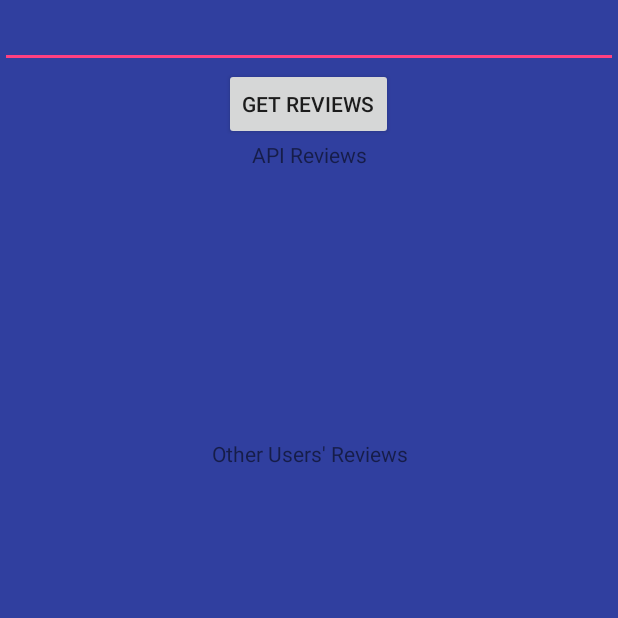
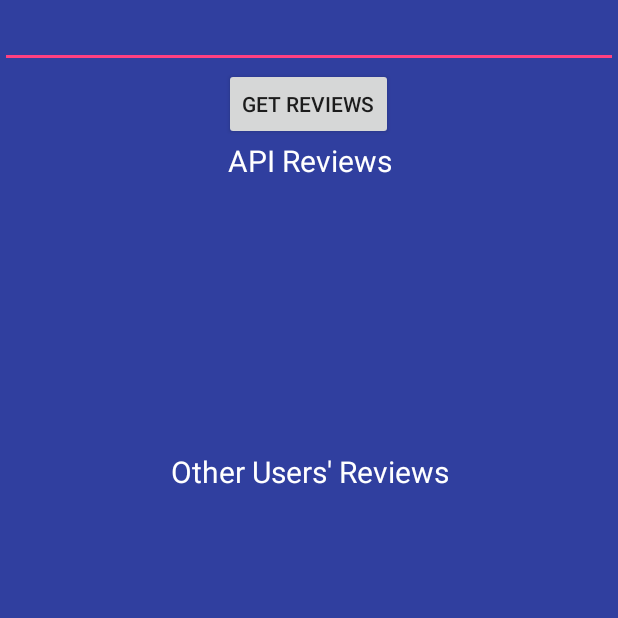
Before and after one commit to npate306/Demonstration, an Android app: the Reviews screen opened directly, with no data from a screen before it, after a tap on "GET REVIEWS", on a phone screen of 412 x 824 dp, the top half of it. Run offline under Robolectric (Android 15) with nearby library versions, the phone set to English and light mode, and no system bars; our stand-ins replace Firebase (no records; nobody signed in at launch, a user with empty details on screens opened directly).

Commit message:
Finished project!

```diff
--- a/app/src/main/AndroidManifest.xml
+++ b/app/src/main/AndroidManifest.xml
@@ -21,6 +21,7 @@
         <activity android:name=".Reviews"></activity>
         <activity android:name=".WatchMovie"></activity>
         <activity android:name=".PopularMovies"></activity>
+        <activity android:name=".Rating"></activity>
     </application>
 
 </manifest>
--- a/app/src/main/java/com/example/neelpatel/demonstration/Reviews.java
+++ b/app/src/main/java/com/example/neelpatel/demonstration/Reviews.java
@@ -8,16 +8,28 @@ import android.support.v7.widget.LinearLayoutManager;
 import android.support.v7.widget.RecyclerView;
 import android.util.Log;
 import android.view.View;
+import android.widget.ArrayAdapter;
 import android.widget.Button;
 import android.widget.EditText;
+import android.widget.ListView;
 
+import com.google.firebase.database.DataSnapshot;
+import com.google.firebase.database.DatabaseError;
+import com.google.firebase.database.DatabaseReference;
+import com.google.firebase.database.FirebaseDatabase;
+import com.google.firebase.database.ValueEventListener;
 import com.google.gson.Gson;
+import com.google.gson.internal.Streams;
 
 import java.io.InputStream;
 import java.io.InputStreamReader;
 import java.net.URL;
 import java.net.URLConnection;
 import java.nio.charset.Charset;
+import java.util.ArrayList;
+import java.util.HashMap;
+import java.util.List;
+import java.util.Map;
 
 /**
  * Created by Neel Patel on 11/24/2017.
@@ -30,6 +42,8 @@ public class Reviews extends Activity{
     private RecyclerView apiRating;
     private Button getReviews;
     private EditText movie;
+    private FirebaseDatabase database;
+    private RecyclerView userReviews;
     @Override
     protected void onCreate(Bundle savedInstanceState) {
         super.onCreate(savedInstanceState);
@@ -38,6 +52,9 @@ public class Reviews extends Activity{
         apiRating.setLayoutManager(new LinearLayoutManager(this));
         getReviews = (Button) findViewById(R.id.button8);
         movie = (EditText) findViewById(R.id.editText4);
+        userReviews = (RecyclerView) findViewById(R.id.userratings);
+        userReviews.setLayoutManager(new LinearLayoutManager(this));
+        database = FirebaseDatabase.getInstance();
         getReviews.setOnClickListener(new View.OnClickListener() {
             @Override
             public void onClick(View view) {
@@ -45,6 +62,24 @@ public class Reviews extends Activity{
                 URL = URL + movieName;
                 ReviewsTask reviewsTask = new ReviewsTask();
                 reviewsTask.execute(URL);
+                DatabaseReference ref = database.getReference(movieName);
+                ref.addValueEventListener(new ValueEventListener() {
+                    @Override
+                    public void onDataChange(DataSnapshot dataSnapshot) {
+                        ArrayList<String> data = new ArrayList<String>();
+                        for (DataSnapshot postSnapshot: dataSnapshot.getChildren()) {
+                            data.add(postSnapshot.getKey() + ": " + "\n" +
+                                    postSnapshot.getValue(String.class));
+                        }
+                        UserRatingAdapter userRatingAdapter = new UserRatingAdapter(data, R.layout.
+                                userratingadapter);
+                        userReviews.setAdapter(userRatingAdapter);
+                    }
+                    @Override
+                    public void onCancelled(DatabaseError databaseError) {
+
+                    }
+                });
             }
         });
     }
--- /dev/null
+++ b/app/src/main/java/com/example/neelpatel/demonstration/UserRatingAdapter.java
@@ -0,0 +1,49 @@
+package com.example.neelpatel.demonstration;
+
+import android.support.v7.widget.RecyclerView;
+import android.view.LayoutInflater;
+import android.view.View;
+import android.view.ViewGroup;
+import android.widget.TextView;
+import java.util.ArrayList;
+
+/**
+ * Created by Neel Patel on 11/25/2017.
+ */
+
+public class UserRatingAdapter extends RecyclerView.Adapter<UserRatingAdapter.UserRatingViewHolder>{
+
+    private ArrayList<String> ratings;
+    private int rowLayout;
+
+    public static class UserRatingViewHolder extends RecyclerView.ViewHolder {
+        TextView rating;
+
+        public UserRatingViewHolder(View v) {
+            super(v);
+            rating = (TextView) v.findViewById(R.id.textView15);
+        }
+    }
+
+    public UserRatingAdapter(ArrayList<String> ratings, int rowLayout) {
+        this.ratings = ratings;
+        this.rowLayout = rowLayout;
+    }
+
+    @Override
+    public UserRatingAdapter.UserRatingViewHolder onCreateViewHolder(ViewGroup parent,
+                                                                     int viewType) {
+        View view = LayoutInflater.from(parent.getContext()).inflate(rowLayout, parent, false);
+        return new UserRatingAdapter.UserRatingViewHolder(view);
+    }
+
+    @Override
+    public void onBindViewHolder(UserRatingViewHolder holder, int position) {
+        holder.rating.setText(ratings.get(position));
+    }
+
+    @Override
+    public int getItemCount() {
+        return ratings.size();
+    }
+}
--- a/app/src/main/res/layout/reviews.xml
+++ b/app/src/main/res/layout/reviews.xml
@@ -9,7 +9,8 @@
         android:id="@+id/editText4"
         android:layout_width="match_parent"
         android:layout_height="wrap_content"
-        android:textAlignment="center" />
+        android:textAlignment="center"
+        android:textColor="@color/common_google_signin_btn_text_dark_default" />
 
     <Button
         android:id="@+id/button8"
@@ -26,7 +27,9 @@
         android:layout_below="@+id/button8"
         android:layout_centerHorizontal="true"
         android:text="API Reviews"
-        android:textAlignment="center" />
+        android:textAlignment="center"
+        android:textColor="@color/common_google_signin_btn_text_dark_default"
+        android:textSize="20sp" />
 
     <android.support.v7.widget.RecyclerView
         android:id="@+id/apiRating"
@@ -43,13 +46,17 @@
         android:layout_below="@+id/apiRating"
         android:layout_centerHorizontal="true"
         android:text="Other Users' Reviews"
-        android:textAlignment="center" />
+        android:textAlignment="center"
+        android:textColor="@color/common_google_signin_btn_text_dark_default"
+        android:textSize="20sp" />
 
     <android.support.v7.widget.RecyclerView
+        android:id="@+id/userratings"
         android:layout_width="match_parent"
         android:layout_height="match_parent"
+        android:layout_below="@+id/textView11"
         android:layout_alignParentLeft="true"
         android:layout_alignParentStart="true"
-        android:layout_below="@+id/textView11" />
+        android:layout_marginTop="11dp" />
 
 </RelativeLayout>
--- a/app/src/main/res/layout/reviewsadapter.xml
+++ b/app/src/main/res/layout/reviewsadapter.xml
@@ -12,7 +12,8 @@
         android:layout_alignParentStart="true"
         android:layout_alignParentTop="true"
         android:text="TextView"
-        android:textAlignment="center" />
+        android:textAlignment="center"
+        android:textColor="@color/common_google_signin_btn_text_dark_default" />
 
     <TextView
         android:id="@+id/textView3"
@@ -22,5 +23,6 @@
         android:layout_alignParentStart="true"
         android:layout_below="@+id/textView9"
         android:text="TextView"
-        android:textAlignment="center" />
+        android:textAlignment="center"
+        android:textColor="@color/common_google_signin_btn_text_dark_default" />
 </RelativeLayout>
--- a/app/src/main/res/layout/search.xml
+++ b/app/src/main/res/layout/search.xml
@@ -10,7 +10,8 @@
         android:id="@+id/editText3"
         android:layout_width="match_parent"
         android:layout_height="wrap_content"
-        android:textAlignment="center" />
+        android:textAlignment="center"
+        android:textColor="@color/common_google_signin_btn_text_dark_default" />
 
     <Button
         android:id="@+id/button2"
--- a/build.gradle
+++ b/build.gradle
@@ -6,9 +6,9 @@ buildscript {
     }
     dependencies {
         classpath 'com.android.tools.build:gradle:2.3.3'
-        classpath 'com.google.gms:google-services:3.1.0'
         // NOTE: Do not place your application dependencies here; they belong
         // in the individual module build.gradle files
+        classpath 'com.google.gms:google-services:3.0.0'
     }
 }
 
```
Also changed, not shown: app/build.gradle (+7 -4 lines), app/src/main/java/com/example/neelpatel/demonstration/HomePage.java (+8 -0 lines), app/src/main/java/com/example/neelpatel/demonstration/Rating.java (added, +51 -0 lines), app/src/main/java/com/example/neelpatel/demonstration/Release.java (deleted, +0 -32 lines), app/src/main/res/layout/rate.xml (added, +60 -0 lines), app/src/main/res/layout/userratingadapter.xml (added, +16 -0 lines), 1 other file.
